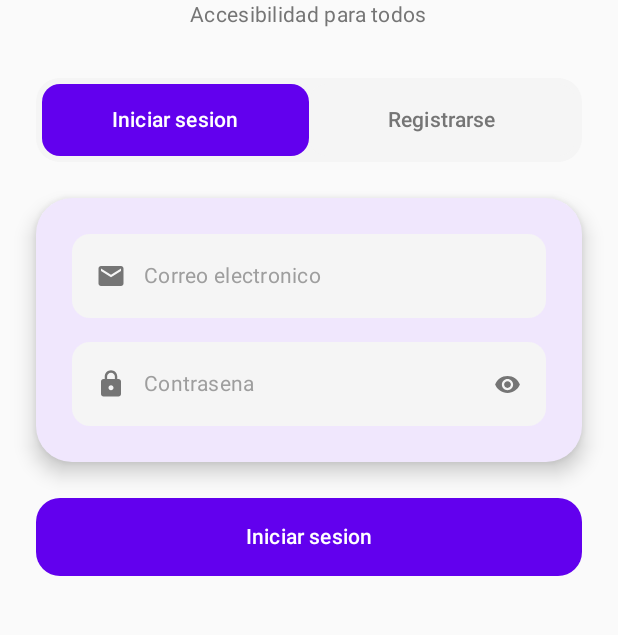
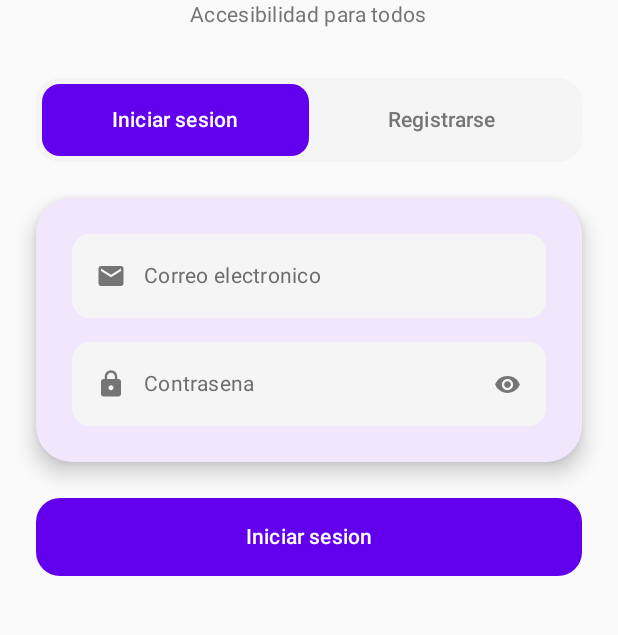
Before and after one commit to SergiMS-exe/AccessPath_mobile, an Android app built with Jetpack Compose: the screen it shows after launch (MainActivity), on a phone screen of 412 x 824 dp, the part 405-1040 px from its top. Run offline under Robolectric (Android 15) with nearby library versions, the phone set to English and light mode, and no system bars; libraries missing offline, so code that uses them is left out: com.russhwolf.settings; 4 statements that could not run were skipped.

Commit message:
feat(domain): nContributions + hasMySubmission + WCAG AA en textTertiary
- DimensionScore.nContributions: total de contribuciones que sustentan
  el estado, para mostrar veracidad (1 valoracion pesa menos que 12)
- PlaceDetail.hasMySubmission: lo calcula el backend (no el cliente)
  para evitar race conditions y respetar anonimato
- textTertiary light #9E9E9E -> #6E6E6E y dark #757575 -> #A0A0A0 para
  pasar WCAG AA 4.5:1 sobre los 3 fondos de AppColors

```diff
--- a/composeApp/src/commonMain/kotlin/org/s3m4su/accesspath/ui/theme/Theme.kt
+++ b/composeApp/src/commonMain/kotlin/org/s3m4su/accesspath/ui/theme/Theme.kt
@@ -55,7 +55,9 @@ object AppColors {
         // Textos
         val textPrimary = Color(0xFF1F1F1F)
         val textSecondary = Color(0xFF757575)
-        val textTertiary = Color(0xFF9E9E9E)
+        // textTertiary: WCAG AA >= 4.5:1 sobre surface/background/surfaceVariant.
+        // Antes #9E9E9E fallaba (2.46:1 sobre surfaceVariant). Subido a #6E6E6E (~5.1:1).
+        val textTertiary = Color(0xFF6E6E6E)
 
         // Acentos
         val primary = Color(0xFF6200EE)
@@ -81,7 +83,9 @@ object AppColors {
         // Textos
         val textPrimary = Color(0xFFE1E1E1)
         val textSecondary = Color(0xFFB0B0B0)
-        val textTertiary = Color(0xFF757575)
+        // textTertiary dark: antes #757575 fallaba (2.99:1 sobre surfaceVariant).
+        // Subido a #A0A0A0 (~6.8:1).
+        val textTertiary = Color(0xFFA0A0A0)
 
         // Acentos
         val primary = Color(0xFFBB86FC)
```
Also changed, not shown: composeApp/src/commonMain/kotlin/org/s3m4su/accesspath/data/accessibility/Accessibility.kt (+11 -2 lines), composeApp/src/commonMain/kotlin/org/s3m4su/accesspath/data/api/AccessibilityModels.kt (+19 -4 lines).
